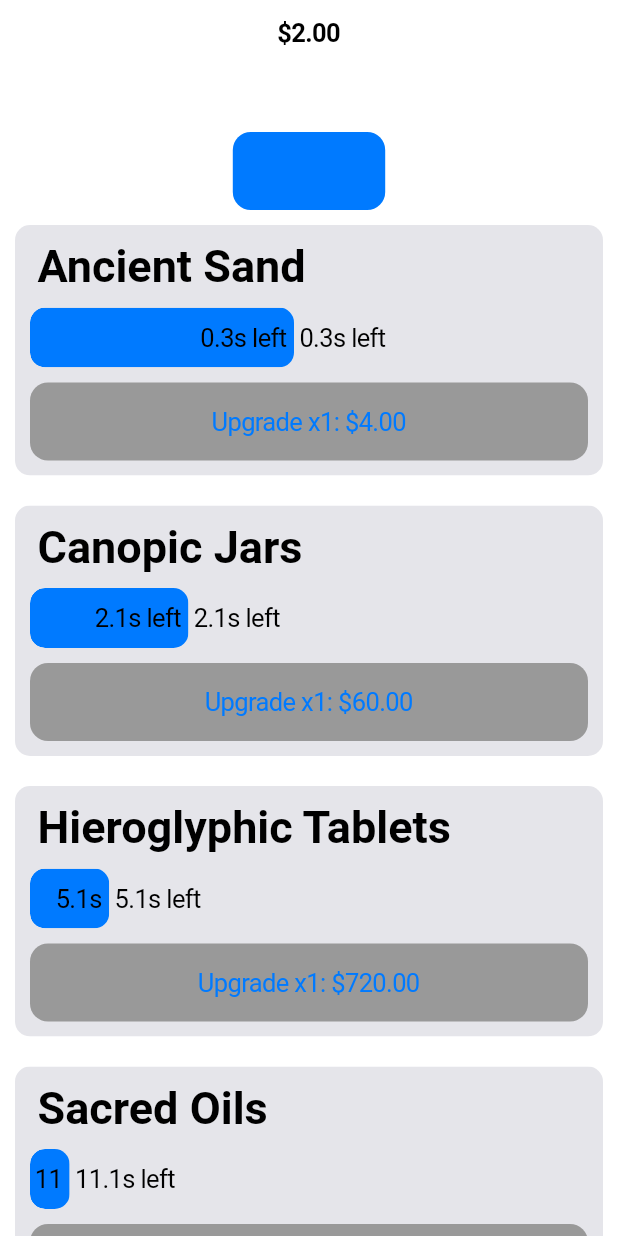
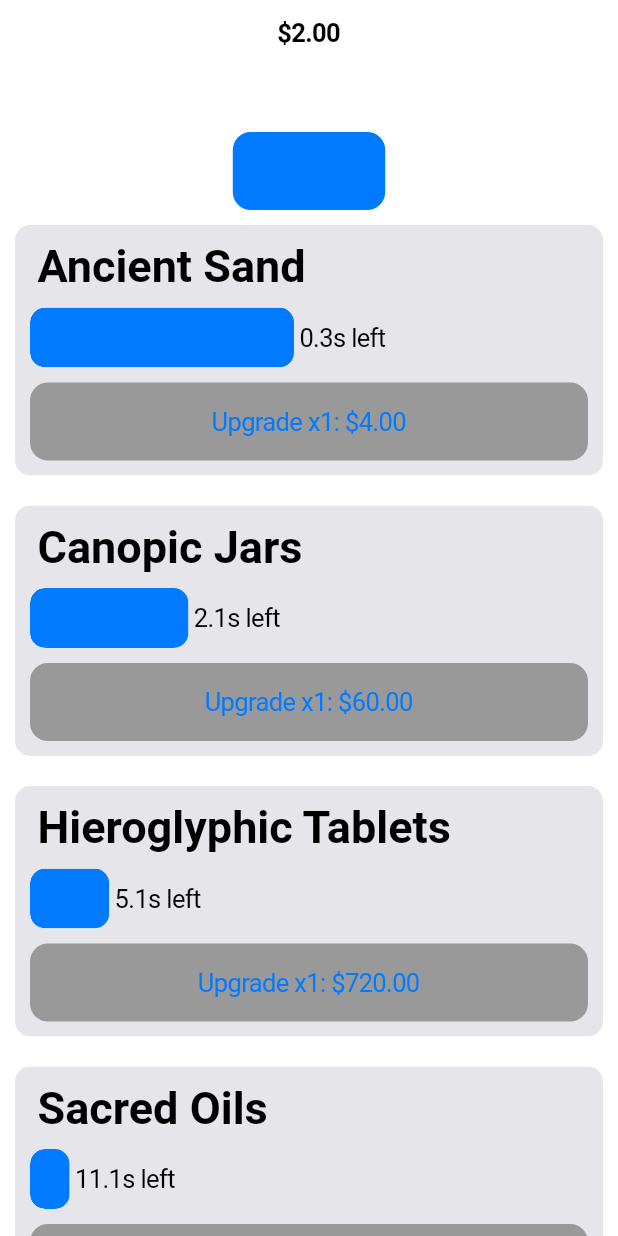
Before and after one commit to Firebolt9907/time_travel, a Flutter app: the first screen one second after launch, on a phone screen of 412 x 824 dp. Run offline on Flutter 3.47's test engine with Material 2 defaults, Android fonts, the phone set to English and light mode, and no system bars; drawn by our look-alikes of modal_bottom_sheet; our stand-ins replace dynamic_color, firebase_auth, firebase_core, flutter_bounceable; accounts and stored records are empty.

Commit message:
Auto Commit

```diff
--- a/lib/components/item.dart
+++ b/lib/components/item.dart
@@ -117,25 +117,33 @@ class _ItemWidgetState extends State<ItemWidget> {
                                             child: Padding(
                                               padding: const EdgeInsets.only(
                                                   right: 5.0),
-                                              child: Text(
-                                                (((widget.totalTime -
-                                                                        (time.value %
-                                                                            widget.totalTime)) /
+                                              child: (time.value %
+                                                              widget
+                                                                  .totalTime) /
+                                                          widget.totalTime >
+                                                      0.5
+                                                  ? Text(
+                                                      (((widget.totalTime - (time.value % widget.totalTime)) /
                                                                           12)
                                                                       .round() /
                                                                   10)
                                                               .toString() +
                                                           's left',
                                                       maxLines: 1,
-                                                overflow: TextOverflow.clip,
+                                                      overflow:
+                                                          TextOverflow.clip,
                                                       textAlign: TextAlign.end,
                                                       style: TextStyle(
                                                         color: Colors.black,
                                                       ),
-                                              ),
+                                                    )
+                                                  : Container(),
                                             ),
                                           )),
-                                      Text(
+                                      (time.value % widget.totalTime) /
+                                                  widget.totalTime <=
+                                              0.5
+                                          ? Text(
                                               ' ' +
                                                   (((widget.totalTime -
                                                                       (time.value %
@@ -152,7 +160,8 @@ class _ItemWidgetState extends State<ItemWidget> {
                                               style: TextStyle(
                                                   // color: Colors.black,
                                                   ),
-                                      ),
+                                            )
+                                          : Container(),
                                     ],
                                   );
                                 }),
```
Lines whose indentation alone changed are shown as unchanged.
